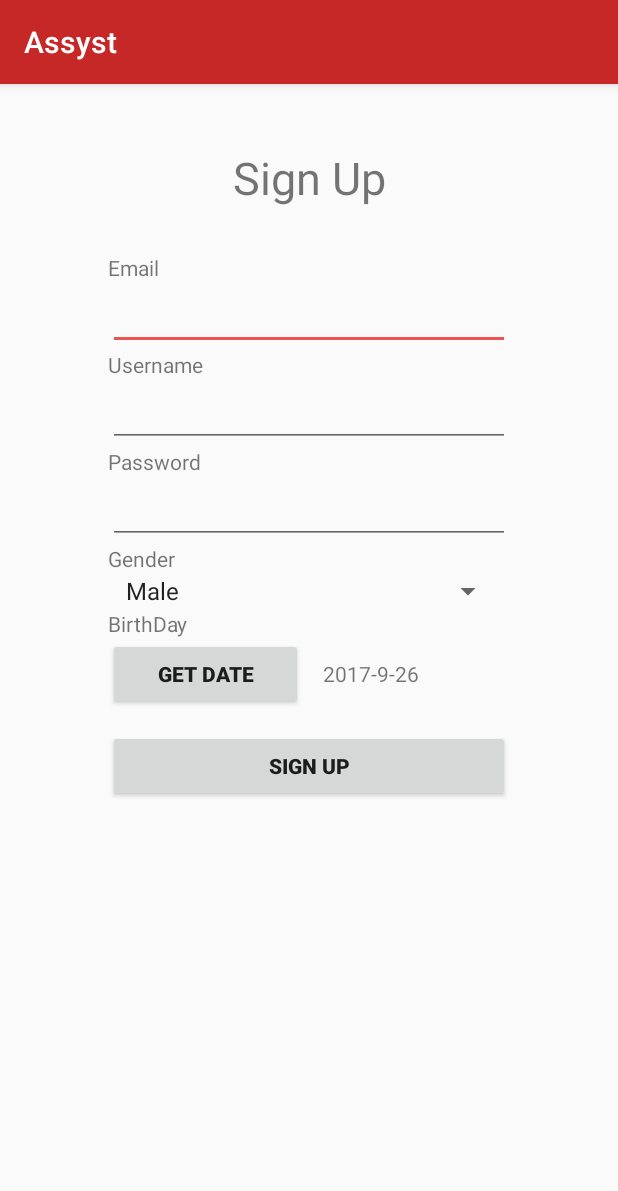
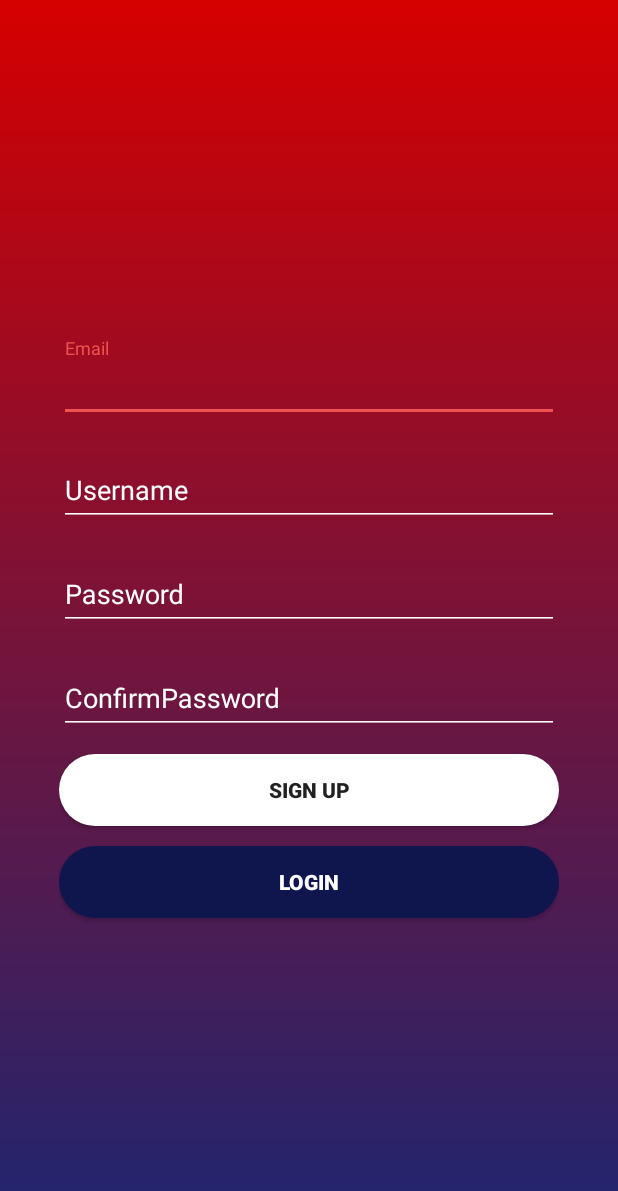
Before and after one commit to ricoarisandyw/assyst-joglodev, an Android app: the SignUpActivity screen opened directly, with no data from a screen before it, on a phone screen of 412 x 824 dp. Shown: the top 1191 px of the screen. Run offline under Robolectric (Android 15) with nearby library versions, the phone set to English and light mode, and no system bars; our stand-ins replace Volley, sdp/ssp sizes; network calls fail.

Commit message:
+ layout login dan signup

```diff
--- a/app/src/main/java/com/example/adiputra/assyst/Activity/LoginActivity.java
+++ b/app/src/main/java/com/example/adiputra/assyst/Activity/LoginActivity.java
@@ -64,8 +64,8 @@ public class LoginActivity extends AppCompatActivity {
 
         Button btnLogin = (Button) findViewById(R.id.btnLogin);
         Button btnSignUp = (Button) findViewById(R.id.btnToSignUp);
-        etPass = (EditText) findViewById(R.id.passText);
-        etName = (EditText) findViewById(R.id.nameText);
+        etPass = (EditText) findViewById(R.id.idPassword);
+        etName = (EditText) findViewById(R.id.idUsername);
 
         btnLogin.setOnClickListener(new View.OnClickListener() {
             public void onClick(View v) {
@@ -80,7 +80,7 @@ public class LoginActivity extends AppCompatActivity {
                 if(cekLog(etName.getText().toString(),etPass.getText().toString())){
                     saveData("username", etName.getText().toString());//!!!
                     saveData("password", etPass.getText().toString());
-                    startActivity(new Intent(LoginActivity.this, MenuActivity.class));
+                    startActivity(new Intent(LoginActivity.this, ListActivity.class));
                 }else{
                     Toast.makeText(LoginActivity.this, "Username/Password Salah", Toast.LENGTH_SHORT).show();
                 }
--- a/app/src/main/java/com/example/adiputra/assyst/Activity/MapActivity.java
+++ b/app/src/main/java/com/example/adiputra/assyst/Activity/MapActivity.java
@@ -178,7 +178,7 @@ public class MapActivity extends AppCompatActivity implements PlaceSelectionList
                     if(myLocation!=null){
                         LatLng userLocation = new LatLng(myLocation.getLatitude(), myLocation.getLongitude());
                         googleMap.moveCamera(CameraUpdateFactory.newLatLngZoom(new LatLng(myLocation.getLatitude(), myLocation.getLongitude()), 8));
-                        googleMap.animateCamera(CameraUpdateFactory.newLatLngZoom(userLocation, 7), 1500, null);
+                        googleMap.animateCamera(CameraUpdateFactory.newLatLngZoom(userLocation, 10), 1500, null);
 
                         for(int i = 0; i <  n; ++i){
                             coordinates.add(new LatLng(lat[i], lng[i]));
--- a/app/src/main/java/com/example/adiputra/assyst/Activity/SignUpActivity.java
+++ b/app/src/main/java/com/example/adiputra/assyst/Activity/SignUpActivity.java
@@ -36,27 +36,19 @@ public class SignUpActivity extends AppCompatActivity {
     private ProgressDialog progress;
     private RequestQueue requestQueue;
     private Gson gson;
-    Spinner gSpinner;
-    private DatePicker datePicker;
-    private Calendar calendar;
-    private TextView dateView;
-    private int year, month, day;
-    EditText etNama, etPass, etEmail;
-    Button showDateBtn;
+    EditText etNama, etPass, etEmail, etConfirmPass;
 
     @Override
     protected void onCreate(Bundle savedInstanceState) {
         super.onCreate(savedInstanceState);
         setContentView(R.layout.activity_sign_up);
 
-
-        etNama = (EditText) findViewById(R.id.etSignName);
-        etPass = (EditText) findViewById(R.id.etSignPass);
-        etEmail = (EditText) findViewById(R.id.etSignEmail);
-        gSpinner = (Spinner) findViewById(R.id.spinnerGender);
-        dateView = (TextView) findViewById(R.id.tvDate);
-        showDateBtn = (Button) findViewById(R.id.btnGetDate);
-        Button btnSignUp = (Button) findViewById(R.id.btnSignUp);
+        etNama = (EditText) findViewById(R.id.idUsername);
+        etPass = (EditText) findViewById(R.id.idPassword);
+        etConfirmPass = (EditText) findViewById(R.id.idConfirmPassword);
+        etEmail = (EditText) findViewById(R.id.idEmail);
+        Button btnSignUp = (Button) findViewById(R.id.btnToSignUp);
+        Button btnLogin = (Button) findViewById(R.id.btnLogin);
 
         btnSignUp.setOnClickListener(new View.OnClickListener() {
             public void onClick(View v) {
@@ -73,32 +65,38 @@ public class SignUpActivity extends AppCompatActivity {
             }
         });
 
-        // Spinner Drop down elements
-        List<String> categories = new ArrayList<String>();
-        categories.add("Male");
-        categories.add("Female");
-        categories.add("Others");
-
-        // Creating adapter for spinner
-        ArrayAdapter<String> dataAdapter = new ArrayAdapter<String>(this, android.R.layout.simple_spinner_item, categories);
-
-        // Drop down layout style - list view with radio button
-        dataAdapter.setDropDownViewResource(android.R.layout.simple_spinner_dropdown_item);
-        // attaching data adapter to spinner
-        gSpinner.setAdapter(dataAdapter);
-        calendar = Calendar.getInstance();
-        year = calendar.get(Calendar.YEAR);
-
-        month = calendar.get(Calendar.MONTH);
-        day = calendar.get(Calendar.DAY_OF_MONTH);
-        showDate(year, month+1, day);
-
-        showDateBtn.setOnClickListener(new View.OnClickListener() {
+        btnLogin.setOnClickListener(new View.OnClickListener() {
             @Override
-            public void onClick(View arg0) {
-                showDialog(999);
+            public void onClick(View v) {
+                startActivity(new Intent(SignUpActivity.this, LoginActivity.class));
             }
         });
+
+//        // Spinner Drop down elements
+//        List<String> categories = new ArrayList<String>();
+//        categories.add("Male");
+//        categories.add("Female");
+//        categories.add("Others");
+//
+//        // Creating adapter for spinner
+//        ArrayAdapter<String> dataAdapter = new ArrayAdapter<String>(this, android.R.layout.simple_spinner_item, categories);
+//
+//        // Drop down layout style - list view with radio button
+//        dataAdapter.setDropDownViewResource(android.R.layout.simple_spinner_dropdown_item);
+//        // attaching data adapter to spinner
+//        calendar = Calendar.getInstance();
+//        year = calendar.get(Calendar.YEAR);
+//
+//        month = calendar.get(Calendar.MONTH);
+//        day = calendar.get(Calendar.DAY_OF_MONTH);
+//        showDate(year, month+1, day);
+//
+//        showDateBtn.setOnClickListener(new View.OnClickListener() {
+//            @Override
+//            public void onClick(View arg0) {
+//                showDialog(999);
+//            }
+//        });
 
         requestQueue = Volley.newRequestQueue(SignUpActivity.this);
         GsonBuilder gsonBuilder = new GsonBuilder();
@@ -106,44 +104,42 @@ public class SignUpActivity extends AppCompatActivity {
         gson = gsonBuilder.create();
     }
 
-    @SuppressWarnings("deprecation")
-    public void setDate(View view) {
-        showDialog(999);
-        Toast.makeText(getApplicationContext(), "ca",
-                Toast.LENGTH_SHORT)
-                .show();
-    }
+//    @SuppressWarnings("deprecation")
+//    public void setDate(View view) {
+//        showDialog(999);
+//        Toast.makeText(getApplicationContext(), "ca",
+//                Toast.LENGTH_SHORT)
+//                .show();
+//    }
 
-    @Override
-    protected Dialog onCreateDialog(int id) {
-        // TODO Auto-generated method stub
-        if (id == 999) {
-            return new DatePickerDialog(this,
-                    myDateListener, year, month, day);
-        }
-        return null;
-    }
+//    @Override
+//    protected Dialog onCreateDialog(int id) {
+//        // TODO Auto-generated method stub
+//        if (id == 999) {
+//            return new DatePickerDialog(this,
+//                    myDateListener, year, month, day);
+//        }
+//        return null;
+//    }
 
-    private DatePickerDialog.OnDateSetListener myDateListener = new
-            DatePickerDialog.OnDateSetListener() {
-                @Override
-                public void onDateSet(DatePicker arg0,
-                                      int arg1, int arg2, int arg3) {
-                    showDate(arg1, arg2+1, arg3);
-                }
-            };
-
-    private void showDate(int year, int month, int day) {
-        dateView.setText(new StringBuilder().append(year).append("-")
-                .append(month).append("-").append(day));
-    }
+//    private DatePickerDialog.OnDateSetListener myDateListener = new
+//            DatePickerDialog.OnDateSetListener() {
+//                @Override
+//                public void onDateSet(DatePicker arg0,
+//                                      int arg1, int arg2, int arg3) {
+//                    showDate(arg1, arg2+1, arg3);
+//                }
+//            };
+//
+//    private void showDate(int year, int month, int day) {
+////        dateView.setText(new StringBuilder().append(year).append("-")
+////                .append(month).append("-").append(day));
+//    }
 
     private void postData(){
         final String nama = etNama.getText().toString().trim();
         final String email = etEmail.getText().toString().trim();
         final String password = etPass.getText().toString().trim();
-        final String birthday = dateView.getText().toString().trim();
-        final String gender = gSpinner.getSelectedItem().toString().trim();
         final String phone = "081081081081";
         String INPUT_PESANAN_URL = "http://adiputra17.it.student.pens.ac.id/joglo-developer/index.php/v1/create_user";
         StringRequest stringRequest = new StringRequest(Request.Method.POST, INPUT_PESANAN_URL,
@@ -167,8 +163,6 @@ public class SignUpActivity extends AppCompatActivity {
                 params.put("email",email);
                 params.put("username",nama);
                 params.put("password",password);
-                params.put("birthday",birthday);
-                params.put("gender",gender);
                 params.put("phone",phone);
                 return params;
             }
--- /dev/null
+++ b/app/src/main/res/drawable/bg_login.xml
@@ -0,0 +1,11 @@
+<?xml version="1.0" encoding="utf-8"?>
+<shape
+    xmlns:android="http://schemas.android.com/apk/res/android"
+    android:shape="rectangle">
+
+    <gradient
+        android:startColor="#1d2671"
+        android:endColor="@color/colorPrimaryDark"
+        android:angle="90"/>
+
+</shape>
--- /dev/null
+++ b/app/src/main/res/drawable/round_button.xml
@@ -0,0 +1,9 @@
+<?xml version="1.0" encoding="utf-8"?>
+<shape
+    xmlns:android="http://schemas.android.com/apk/res/android"
+    android:shape="rectangle"
+    android:padding="0dp">
+    <solid android:color="#FFF"/> <!-- this one is ths color of the Rounded Button -->
+    <corners
+        android:radius="@dimen/_200sdp"/>
+</shape>
--- /dev/null
+++ b/app/src/main/res/drawable/round_button2.xml
@@ -0,0 +1,9 @@
+<?xml version="1.0" encoding="utf-8"?>
+<shape
+    xmlns:android="http://schemas.android.com/apk/res/android"
+    android:shape="rectangle"
+    android:padding="0dp">
+    <solid android:color="#0f164e"/> <!-- this one is ths color of the Rounded Button -->
+    <corners
+        android:radius="@dimen/_200sdp"/>
+</shape>
--- a/app/src/main/res/layout/activity_list.xml
+++ b/app/src/main/res/layout/activity_list.xml
@@ -15,7 +15,8 @@
             android:id="@+id/toolbar"
             android:layout_width="match_parent"
             android:layout_height="?attr/actionBarSize"
-            android:background="?attr/colorPrimary"
+            android:background="@color/colorPrimary"
+            android:elevation="10dp"
             app:popupTheme="@style/AppTheme.PopupOverlay" />
 
     </android.support.design.widget.AppBarLayout>
--- a/app/src/main/res/layout/activity_sign_up.xml
+++ b/app/src/main/res/layout/activity_sign_up.xml
@@ -1,112 +1,117 @@
 <?xml version="1.0" encoding="utf-8"?>
 <LinearLayout xmlns:android="http://schemas.android.com/apk/res/android"
     android:layout_width="match_parent"
-    android:layout_height="wrap_content"
+    android:layout_height="match_parent"
     xmlns:app="http://schemas.android.com/apk/res-auto"
     xmlns:tools="http://schemas.android.com/tools"
     android:gravity="center"
+    android:background="@drawable/bg_login"
     tools:context="com.example.adiputra.assyst.Activity.LoginActivity">
+
     <LinearLayout
-        android:layout_width="268dp"
-        android:layout_height="551dp"
+        android:layout_width="match_parent"
+        android:layout_height="match_parent"
         android:orientation="vertical"
+        android:padding="@dimen/_30sdp"
         android:gravity="center"
         android:weightSum="1">
 
-        <TextView
-            android:id="@+id/textSignUp"
+        <android.support.design.widget.TextInputLayout
+            android:layout_marginTop="@dimen/_10sdp"
+            android:id="@+id/idTIL1"
+            android:layout_centerHorizontal="true"
+            android:textColorHint="#FFF"
             android:layout_width="match_parent"
-            android:layout_height="wrap_content"
-            android:layout_marginBottom="30dp"
-            android:layout_marginTop="-30dp"
-            android:gravity="center"
-            android:text="Sign Up"
-            android:textSize="30dp" />
+            android:layout_height="wrap_content">
 
-        <TextView
-            android:id="@+id/textEmail"
+            <android.support.design.widget.TextInputEditText
+                android:id="@+id/idEmail"
+                android:hint="Email"
+                android:layout_marginTop="50dp"
+                android:backgroundTint="#FFF"
                 android:layout_width="match_parent"
-            android:layout_height="wrap_content"
-            android:text="Email" />
+                android:layout_height="wrap_content" />
 
-        <EditText
-            android:id="@+id/etSignEmail"
+        </android.support.design.widget.TextInputLayout>
+
+        <android.support.design.widget.TextInputLayout
+            android:layout_marginTop="@dimen/_10sdp"
+            android:id="@+id/idTIL1"
+            android:layout_centerHorizontal="true"
+            android:textColorHint="#FFF"
             android:layout_width="match_parent"
-            android:layout_height="wrap_content"
-            android:ems="10"
-            android:inputType="textPersonName" />
+            android:layout_height="wrap_content">
 
-        <TextView
-            android:id="@+id/textUsername"
+            <android.support.design.widget.TextInputEditText
+                android:id="@+id/idUsername"
+                android:hint="Username"
+                android:layout_marginTop="50dp"
+                android:backgroundTint="#FFF"
                 android:layout_width="match_parent"
-            android:layout_height="wrap_content"
-            android:text="Username" />
+                android:layout_height="wrap_content" />
 
-        <EditText
-            android:id="@+id/etSignName"
+        </android.support.design.widget.TextInputLayout>
+
+        <android.support.design.widget.TextInputLayout
+            android:id="@+id/idTL2"
+            android:layout_marginTop="@dimen/_10sdp"
+            android:layout_below="@+id/idTIL1"
+            android:layout_centerHorizontal="true"
+            android:textColorHint="#FFF"
             android:layout_width="match_parent"
-            android:layout_height="wrap_content"
-            android:ems="10"
-            android:inputType="textPersonName" />
+            android:layout_height="wrap_content">
 
-        <TextView
-            android:id="@+id/textPassword"
+            <android.support.design.widget.TextInputEditText
+                android:id="@+id/idPassword"
+                android:hint="Password"
+                android:backgroundTint="#FFF"
+                android:inputType="textPassword"
+                android:layout_below="@+id/idUsername"
+                android:layout_marginTop="5dp"
                 android:layout_width="match_parent"
-            android:layout_height="wrap_content"
-            android:text="Password" />
+                android:layout_height="wrap_content" />
 
-        <EditText
-            android:id="@+id/etSignPass"
+        </android.support.design.widget.TextInputLayout>
+
+        <android.support.design.widget.TextInputLayout
+            android:id="@+id/idTL2"
+            android:layout_marginTop="@dimen/_10sdp"
+            android:layout_below="@+id/idTIL1"
+            android:layout_centerHorizontal="true"
+            android:textColorHint="#FFF"
             android:layout_width="match_parent"
-            android:layout_height="wrap_content"
-            android:ems="10"
-            android:inputType="textPassword" />
+            android:layout_height="wrap_content">
 
-        <TextView
+            <android.support.design.widget.TextInputEditText
+                android:id="@+id/idConfirmPassword"
+                android:hint="ConfirmPassword"
+                android:backgroundTint="#FFF"
+                android:inputType="textPassword"
+                android:layout_below="@+id/idUsername"
+                android:layout_marginTop="5dp"
                 android:layout_width="match_parent"
-            android:layout_height="wrap_content"
-            android:text="Gender" />
+                android:layout_height="wrap_content" />
 
-        <android.support.v7.widget.AppCompatSpinner
-            android:layout_width="@dimen/_200sdp"
-            android:layout_height="wrap_content"
-            android:id="@+id/spinnerGender"
-            android:layout_below="@+id/tvKategori"
-            >
-        </android.support.v7.widget.AppCompatSpinner>
-
-        <TextView
-            android:layout_width="match_parent"
-            android:layout_height="wrap_content"
-            android:text="BirthDay" />
-
-        <LinearLayout
-            android:layout_width="match_parent"
-            android:layout_height="wrap_content"
-            android:layout_gravity="center_vertical"
-            >
-            <Button
-                android:id="@+id/btnGetDate"
-                android:layout_width="@dimen/_100sdp"
-                android:layout_height="wrap_content"
-                android:textStyle="bold"
-                android:text="Get Date" />
-            <TextView
-                android:id="@+id/tvDate"
-                android:layout_width="@dimen/_100sdp"
-                android:layout_height="wrap_content"
-                android:layout_marginLeft="@dimen/_10sdp"
-                android:gravity="center_vertical"
-                android:text="01/01/1980" />
-
-        </LinearLayout>
+        </android.support.design.widget.TextInputLayout>
 
         <Button
-            android:id="@+id/btnSignUp"
+            android:id="@+id/btnToSignUp"
+            android:layout_marginTop="@dimen/_10sdp"
+            android:background="@drawable/round_button"
             android:layout_width="match_parent"
             android:layout_height="wrap_content"
             android:textStyle="bold"
+            android:text="SIGN UP" />
+
+        <Button
+            android:id="@+id/btnLogin"
             android:layout_marginTop="@dimen/_10sdp"
-            android:text="Sign Up" />
+            android:background="@drawable/round_button2"
+            android:layout_width="match_parent"
+            android:layout_height="wrap_content"
+            android:textColor="#FFF"
+            android:textStyle="bold"
+            android:text="LOGIN" />
+
     </LinearLayout>
 </LinearLayout>
--- a/app/src/main/res/values/colors.xml
+++ b/app/src/main/res/values/colors.xml
@@ -1,7 +1,7 @@
 <?xml version="1.0" encoding="utf-8"?>
 <resources>
     <color name="colorPrimary">#c62828</color>
-    <color name="colorPrimaryDark">#d50000</color>
+    <color name="colorPrimaryDark">#D50000</color>
     <color name="colorAccent">#ef5350</color>
     <color name="year">#999999</color>
     <color name="title">#222222</color>
```
Also changed, not shown: app/src/main/AndroidManifest.xml (+14 -7 lines), app/src/main/res/drawable/toolbar_dropshadow.xml (added, +11 -0 lines), app/src/main/res/layout/activity_login.xml (+49 -28 lines), app/src/main/res/drawable/bg_gmap.jpg (added). Lines whose indentation alone changed are shown as unchanged.
